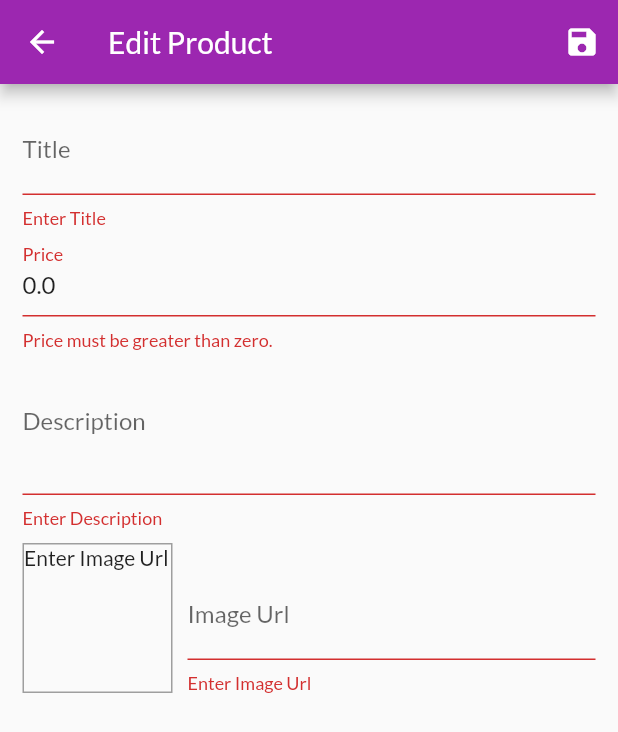
After one commit to ammariqbal336/flutter-myshop, a Flutter app: the EditProductScreen screen opened by its route, after a tap on the "save" icon, on a phone screen of 412 x 824 dp. The commit adds this screen. Shown: the top 732 px of the screen. Run offline on Flutter 3.47's test engine with Material 2 defaults, Android fonts, the phone set to English and light mode, and no system bars; network calls fail.

Commit message:
CRUD Operation

```diff
--- a/lib/provider/cart_provider.dart
+++ b/lib/provider/cart_provider.dart
@@ -24,16 +24,16 @@ class CartProvider with ChangeNotifier {
     return {..._items};
   }
 
-  int get itemCount{
+  int get itemCount {
     return _items.length;
   }
 
-  double get totalAmount{
+  double get totalAmount {
     double amount = 0.0;
 
     _items.forEach((key, value) {
-        amount += value.price * value.quantity;
-     });
+      amount += value.price * value.quantity;
+    });
     return amount;
   }
 
@@ -48,8 +48,7 @@ class CartProvider with ChangeNotifier {
           quantity: value.quantity + 1,
         ),
       );
-    }
-    else {
+    } else {
       _items.putIfAbsent(
         product.id,
         () => Cart(
@@ -62,12 +61,31 @@ class CartProvider with ChangeNotifier {
     notifyListeners();
   }
 
-  void removeItem(String id){
-      _items.remove(id);
-      notifyListeners();
+  void removeItem(String id) {
+    _items.remove(id);
+    notifyListeners();
   }
 
-  void clearCart(){
+  void removeSingleItem(String productId) {
+    if (!_items.containsKey(productId)) {
+      return;
+    }
+    if ((_items[productId]?.quantity ?? 0) > 1) {
+      _items.update(
+          productId,
+          (product) => Cart(
+              id: product.id,
+              title: product.title,
+              price: product.price,
+              quantity: (product.quantity - 1)));
+    }
+    else {
+      _items.remove(productId);
+    }
+    notifyListeners();
+  }
+
+  void clearCart() {
     _items = {};
     notifyListeners();
   }
--- a/lib/provider/product_provider.dart
+++ b/lib/provider/product_provider.dart
@@ -47,4 +47,29 @@ class ProductProvider with ChangeNotifier{
   List<Product> get favoriteItems{
       return _items.where((item) => item.isFavorite == true).toList();
   }
+
+  void addProduct(Product product) {
+    final newProduct = Product(
+      title:  product.title,
+      description: product.description,
+      imageUrl: product.imageUrl,
+      price: product.price,
+      id: DateTime.now().toString()
+    );
+    _items.add(newProduct);
+    notifyListeners();
+  }
+
+  void updateProduct(Product product) {
+    final _index =_items.indexWhere((prod) => prod.id == product.id);
+    if(_index >= 0) {
+        _items[_index] = product;
+        notifyListeners();
+    }
+  }
+
+  void deleteProduct (String id) {
+    _items.removeWhere((prod) =>  prod.id == id);
+    notifyListeners();
+  }
 }
--- /dev/null
+++ b/lib/screens/edit_product_screen.dart
@@ -0,0 +1,232 @@
+import 'package:flutter/material.dart';
+import 'package:provider/provider.dart';
+import 'package:shop/provider/product.dart';
+import 'package:shop/provider/product_provider.dart';
+
+class EditProductScreen extends StatefulWidget {
+  static const routeName = "/edit-product";
+  const EditProductScreen({Key? key}) : super(key: key);
+
+  @override
+  State<EditProductScreen> createState() => _EditProductScreenState();
+}
+
+class _EditProductScreenState extends State<EditProductScreen> {
+  final _pricefocusNode = FocusNode();
+  final _descriptionfocusNode = FocusNode();
+  final _imageUrlController = TextEditingController();
+  final _form = GlobalKey<FormState>();
+  Product _product =
+      Product(id: "", title: "", description: "", price: 0, imageUrl: "");
+  var _isInit = true;
+  @override
+  void dispose() {
+    _pricefocusNode.dispose();
+    _descriptionfocusNode.dispose();
+    _imageUrlController.dispose();
+    super.dispose();
+  }
+
+  @override
+  void initState() {
+    super.initState();
+  }
+
+  @override
+  void didChangeDependencies() {
+    if (_isInit && ModalRoute.of(context)?.settings.arguments != null) {
+      Product _editProduct =
+          ModalRoute.of(context)?.settings.arguments as Product;
+      if (_editProduct != null) {
+        _product = _editProduct;
+        _imageUrlController.text = _product.imageUrl;
+      }
+    }
+    _isInit = false;
+    super.didChangeDependencies();
+  }
+
+  void _saveForm() {
+    final _isValid = _form.currentState?.validate() ?? false;
+    if (!_isValid) {
+      return;
+    }
+    _form.currentState?.save();
+    if (_product.id.isNotEmpty) {
+      Provider.of<ProductProvider>(context, listen: false)
+          .updateProduct(_product);
+    } else {
+      Provider.of<ProductProvider>(context, listen: false).addProduct(_product);
+    }
+    Navigator.of(context).pop();
+  }
+
+  @override
+  Widget build(BuildContext context) {
+    return Scaffold(
+      appBar: AppBar(
+        title: const Text("Edit Product"),
+        actions: <Widget>[
+          IconButton(
+              onPressed: () {
+                _saveForm();
+              },
+              icon: const Icon(Icons.save)),
+        ],
+      ),
+      body: Padding(
+        padding: const EdgeInsets.all(15.0),
+        child: Form(
+            key: _form,
+            child: SingleChildScrollView(
+              child: Column(
+                children: [
+                  TextFormField(
+                    decoration: const InputDecoration(labelText: 'Title'),
+                    textInputAction: TextInputAction.next,
+                    initialValue: _product.title,
+                    onFieldSubmitted: (_) {
+                      FocusScope.of(context).requestFocus(_pricefocusNode);
+                    },
+                    validator: (value) {
+                      if (value == null || value.isEmpty) {
+                        return "Enter Title";
+                      }
+                      return null;
+                    },
+                    onSaved: (value) {
+                      _product = Product(
+                          id: _product.id,
+                          title: value ?? "",
+                          price: _product.price,
+                          description: _product.description,
+                          imageUrl: _product.imageUrl,
+                          isFavorite: _product.isFavorite);
+                    },
+                  ),
+                  TextFormField(
+                    initialValue: _product.price.toString(),
+                    decoration: const InputDecoration(labelText: 'Price'),
+                    textInputAction: TextInputAction.next,
+                    keyboardType: TextInputType.number,
+                    focusNode: _pricefocusNode,
+                    onFieldSubmitted: (_) {
+                      FocusScope.of(context)
+                          .requestFocus(_descriptionfocusNode);
+                    },
+                    validator: (value) {
+                      if (value == null || value.isEmpty) {
+                        return "Enter Price";
+                      }
+                      if (double.tryParse(value) == null) {
+                        return "Enter Valid Price";
+                      }
+                      if (double.parse(value) <= 0) {
+                        return "Price must be greater than zero.";
+                      }
+                      return null;
+                    },
+                    onSaved: (value) {
+                      _product = Product(
+                          id: _product.id,
+                          title: _product.title,
+                          price: value != null ? double.parse(value) : 0,
+                          description: _product.description,
+                          imageUrl: _product.imageUrl,
+                          isFavorite: _product.isFavorite);
+                    },
+                  ),
+                  TextFormField(
+                    initialValue: _product.description,
+                    decoration: const InputDecoration(labelText: 'Description'),
+                    keyboardType: TextInputType.multiline,
+                    focusNode: _descriptionfocusNode,
+                    maxLines: 3,
+                    validator: (value) {
+                      if (value == null || value.isEmpty) {
+                        return "Enter Description";
+                      }
+                      if (value.length < 10) {
+                        return "Description must be greater than 10 characters";
+                      }
+                      return null;
+                    },
+                    onSaved: (value) {
+                      _product = Product(
+                          id: _product.id,
+                          title: _product.title,
+                          price: _product.price,
+                          description: value ?? "",
+                          imageUrl: _product.imageUrl,
+                          isFavorite: _product.isFavorite);
+                    },
+                  ),
+                  const SizedBox(
+                    height: 10,
+                  ),
+                  Row(
+                    crossAxisAlignment: CrossAxisAlignment.end,
+                    children: [
+                      Container(
+                        width: 100,
+                        height: 100,
+                        decoration: BoxDecoration(
+                          border: Border.all(width: 1, color: Colors.grey),
+                        ),
+                        child: _imageUrlController.text.isEmpty
+                            ? const Text("Enter Image Url")
+                            : FittedBox(
+                                child: Image.network(_imageUrlController.text),
+                              ),
+                      ),
+                      const SizedBox(
+                        width: 10,
+                      ),
+                      Expanded(
+                        child: TextFormField(
+                          decoration:
+                              const InputDecoration(labelText: 'Image Url'),
+                          keyboardType: TextInputType.url,
+                          textInputAction: TextInputAction.done,
+                          onEditingComplete: () {
+                            setState(() {});
+                          },
+                          onSaved: (value) {
+                            _product = Product(
+                                id: _product.id,
+                                title: _product.title,
+                                price: _product.price,
+                                description: _product.description,
+                                imageUrl: value ?? "",
+                                isFavorite: _product.isFavorite);
+                          },
+                          validator: (value) {
+                            if (value == null || value.isEmpty) {
+                              return "Enter Image Url";
+                            }
+                            if (!value.startsWith("http") &&
+                                !value.startsWith("https")) {
+                              return "Url must be start with http or https";
+                            }
+                            if (!value.endsWith(".png") &&
+                                !value.endsWith(".jpg") &&
+                                !value.endsWith(".jpeg")) {
+                              return "Url must be .jpg, .png or .jpeg";
+                            }
+                            return null;
+                          },
+                          onFieldSubmitted: (_) {
+                            _saveForm();
+                          },
+                          controller: _imageUrlController,
+                        ),
+                      ),
+                    ],
+                  ),
+                ],
+              ),
+            )),
+      ),
+    );
+  }
+}
--- /dev/null
+++ b/lib/widgets/user_product_item.dart
@@ -0,0 +1,30 @@
+import 'package:flutter/material.dart';
+import 'package:provider/provider.dart';
+import '../provider/product_provider.dart';
+import '../screens/edit_product_screen.dart';
+import '../provider/product.dart';
+class UserProductItem extends StatelessWidget {
+  final Product product ;
+  const UserProductItem({required this.product ,Key? key }) : super(key: key);
+
+  @override
+  Widget build(BuildContext context) {
+    return ListTile(
+      title: Text(product.title),
+      leading: CircleAvatar(backgroundImage: NetworkImage(product.imageUrl), ),
+      trailing: Container(
+        width: 100,
+        child: Row(
+          children: [
+            IconButton(onPressed: (){
+              Navigator.of(context).pushNamed(EditProductScreen.routeName,arguments: product);
+            }, icon: const Icon(Icons.edit),color: Theme.of(context).primaryColor,),
+            IconButton(onPressed: (){
+              Provider.of<ProductProvider>(context,listen: false).deleteProduct(product.id);
+            }, icon: const Icon(Icons.delete),color: Theme.of(context).errorColor,),
+          ],
+        ),
+      ),
+    ) ;
+  }
+}
```
Also changed, not shown: lib/main.dart (+9 -5 lines), lib/screens/user_product_screen.dart (added, +43 -0 lines), lib/widgets/appdrawer.dart (+11 -1 lines), lib/widgets/cart_item.dart (+30 -4 lines), lib/widgets/product_item.dart (+23 -10 lines).
